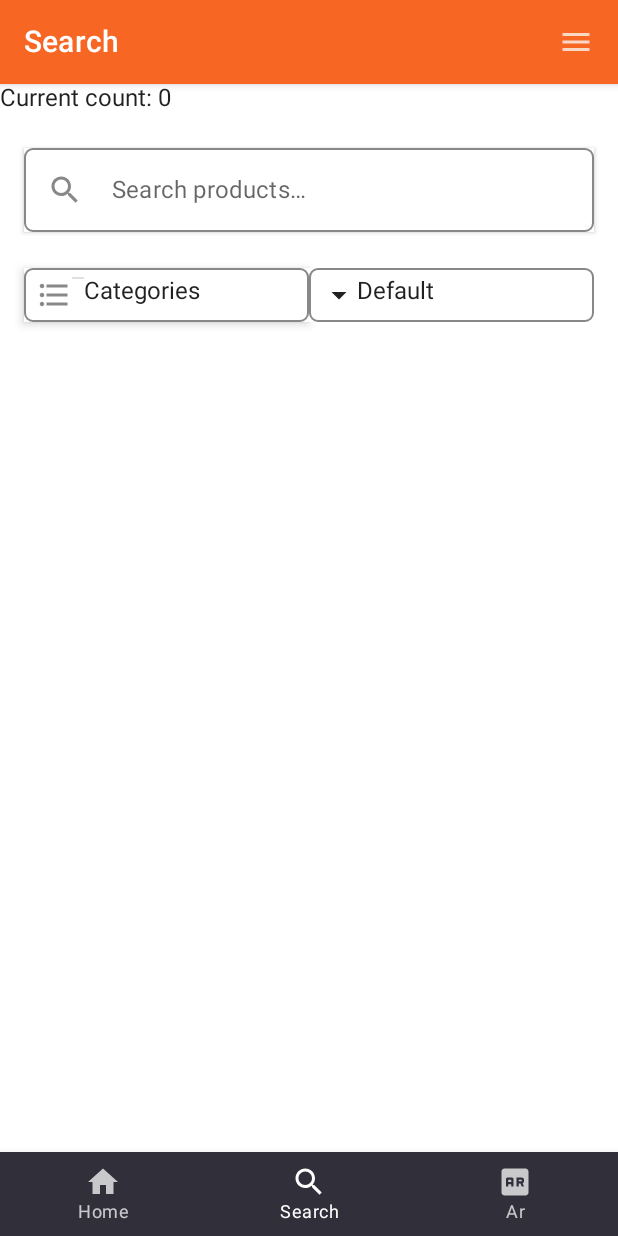
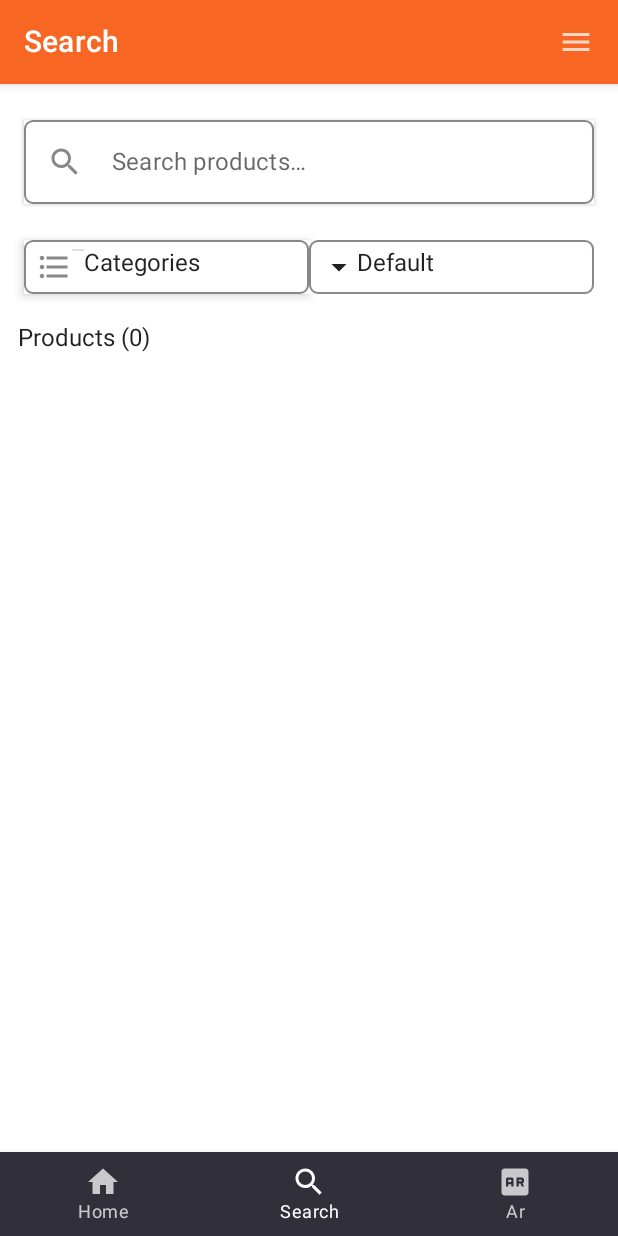
Before and after one commit to taneli1/projectar, an Android app built with Jetpack Compose: the screen it shows after launch (MainActivity), item 2 of the bottom bar chosen, on a phone screen of 412 x 824 dp. Run offline under Robolectric (Android 15) with nearby library versions, the phone set to English and light mode, and no system bars; our stand-ins replace Room's generated code, livedata-compose; libraries missing offline, so code that uses them is left out: com.google.ar.sceneform; 1 statement that could not run was skipped.

Commit message:
home stuff

```diff
--- a/app/src/main/java/com/example/projectar/data/datahandlers/product/ProductManager.kt
+++ b/app/src/main/java/com/example/projectar/data/datahandlers/product/ProductManager.kt
@@ -18,6 +18,7 @@ import com.example.projectar.data.room.queryfilters.TagFilter
  */
 interface ProductManager {
     fun getProducts(pf: TagFilter): LiveData<List<Product>>
+    fun getProductsNotLive(pf: TagFilter): List<Product>
     fun getProduct(productId: Long): LiveData<Product>
 
     fun getProductTags(productId: Long): LiveData<List<Tag>>
--- a/app/src/main/java/com/example/projectar/data/datahandlers/product/ProductManagerImpl.kt
+++ b/app/src/main/java/com/example/projectar/data/datahandlers/product/ProductManagerImpl.kt
@@ -12,6 +12,7 @@ import com.example.projectar.data.repository.interfaces.ProductRepository
 import com.example.projectar.data.room.entity.file.ImageInfo
 import com.example.projectar.data.room.entity.file.ModelInfo
 import com.example.projectar.data.room.entity.order.Order
+import com.example.projectar.data.room.entity.product.Product
 import com.example.projectar.data.room.queryfilters.TagFilter
 import kotlinx.coroutines.CoroutineScope
 import kotlinx.coroutines.Job
@@ -40,6 +41,10 @@ class ProductManagerImpl(
 
     // Product data getters
     override fun getProducts(pf: TagFilter) = productRepository.getProductsFiltered(pf)
+
+    override fun getProductsNotLive(pf: TagFilter): List<Product> =
+        productRepository.getProductsFilteredNotLive(pf)
+
     override fun getProduct(productId: Long) = productRepository.getProduct(productId)
 
     // Tag getters
--- a/app/src/main/java/com/example/projectar/data/repository/ProductRepositoryImpl.kt
+++ b/app/src/main/java/com/example/projectar/data/repository/ProductRepositoryImpl.kt
@@ -24,6 +24,9 @@ class ProductRepositoryImpl(private val database: ApplicationDatabase) : Product
             .getProductsFiltered(filter)
     }
 
+    override fun getProductsFilteredNotLive(filter: TagFilter): List<Product> =
+        database.tagDao().getProductsNotLive(filter)
+
     override fun getOrders(userId: Long): LiveData<List<Order>> =
         database.orderDao().getOrders(userId)
 
--- a/app/src/main/java/com/example/projectar/data/repository/interfaces/ProductRepository.kt
+++ b/app/src/main/java/com/example/projectar/data/repository/interfaces/ProductRepository.kt
@@ -22,6 +22,8 @@ interface ProductRepository {
     /** Get all products that match the filters */
     fun getProductsFiltered(filter: TagFilter): LiveData<List<Product>>
 
+    fun getProductsFilteredNotLive(filter: TagFilter): List<Product>
+
     fun getOrders(userId: Long): LiveData<List<Order>>
 
     // -- Insert --
--- a/app/src/main/java/com/example/projectar/data/room/dao/TagDao.kt
+++ b/app/src/main/java/com/example/projectar/data/room/dao/TagDao.kt
@@ -31,7 +31,8 @@ abstract class TagDao : BaseDao<Tag> {
 
     fun getProductsFiltered(filter: TagFilter): LiveData<List<Product>> {
         val list = filter.tags.map { it.id() }
-        val q = if (filter.searchTerm.isBlank()) "%" else "%" + filter.searchTerm.toString().trim() + "%"
+        val q = if (filter.searchTerm.isBlank()) "%" else "%" + filter.searchTerm.toString()
+            .trim() + "%"
 
         Log.d("DATABASE", "getProductsFiltered: $q")
         return when (filter.sortBy) {
@@ -59,4 +60,16 @@ abstract class TagDao : BaseDao<Tag> {
     @Transaction
     @Query("SELECT * FROM productdata AS products INNER JOIN tagLink AS links ON products.id = links.id WHERE links.tagId IN (:tags) AND title LIKE :query ORDER BY price DESC")
     abstract fun sortPriceDESC(tags: List<Long>, query: String): LiveData<List<Product>>
+
+
+    @Transaction
+    @Query("SELECT * FROM productdata AS products INNER JOIN tagLink AS links ON products.id = links.id WHERE links.tagId IN (:tags) AND title LIKE :query")
+    abstract fun getProductsFilteredNotLive(tags: List<Long>, query: String): List<Product>
+
+    fun getProductsNotLive(filter: TagFilter): List<Product> {
+        val list = filter.tags.map { it.id() }
+        val q = if (filter.searchTerm.isBlank()) "%" else "%" + filter.searchTerm.toString()
+            .trim() + "%"
+        return getProductsFilteredNotLive(list, q)
+    }
 }
--- a/app/src/main/java/com/example/projectar/ui/fragment/ComposeFragment.kt
+++ b/app/src/main/java/com/example/projectar/ui/fragment/ComposeFragment.kt
@@ -60,6 +60,7 @@ class ComposeFragment : Fragment() {
     fun SetUp(navFunction: NavFunction) {
         val viewModel: ProductViewModelImpl = viewModel(requireActivity())
         val navController = rememberNavController()
+
         NavUtils.CreateNavigator(navController, viewModel, navFunction)
 //        TestComposable.DbButtons(
 //            db = db
--- a/app/src/main/java/com/example/projectar/ui/functional/viewmodel/ProductViewModel.kt
+++ b/app/src/main/java/com/example/projectar/ui/functional/viewmodel/ProductViewModel.kt
@@ -22,9 +22,31 @@ interface ProductViewModel {
     fun getFilter(): TagFilter
 
 
+    // --- Get different lists of products  ---
+    // --- Get different lists of products  ---
+
+    /**
+     * Return a list of randomly selected products.
+     *
+     * @param generatedListId An identifier for the generated list. Method will return the
+     * same list for the provided parameter each time it is called. (for the ViewModel Instance)
+     * @param length Length of the list to generate. If list is already generated for the
+     * provided id, this does nothing. Defaults to = 4. If longer than the list of products
+     * its accessing, uses default value.
+     * @param useSingleCategory If true, returns products only from the same category.
+     * Keeps track of "used" categories. If there is an "unused" category does not create
+     * duplicate category lists until every category has been used at least once. Logic is repeated
+     * for every generated category list.
+     * @return The list of products + the categories used for this list
+     */
+    fun getRandomListOfProducts(
+        generatedListId: String,
+        length: Int? = null,
+        useSingleCategory: Boolean = false
+    ): Pair<LiveData<List<Product>>, List<ProductTag>>
+
     // --- Product data ---
     // --- Product data ---
-
 
     /** Get all data for a product except its tags */
     fun getProductData(productId: Long): LiveData<Product>
--- a/app/src/main/java/com/example/projectar/ui/functional/viewmodel/ProductViewModelImpl.kt
+++ b/app/src/main/java/com/example/projectar/ui/functional/viewmodel/ProductViewModelImpl.kt
@@ -16,6 +16,7 @@ import com.example.projectar.data.room.entity.tag.Tag
 import com.example.projectar.data.room.queryfilters.ProductFilter
 import com.example.projectar.data.room.queryfilters.TagFilter
 import com.example.projectar.data.room.utils.ProductCreator
+import com.example.projectar.data.utils.TagUtils
 import kotlinx.coroutines.Dispatchers
 import kotlinx.coroutines.launch
 
@@ -31,6 +32,12 @@ class ProductViewModelImpl(private val productManager: ProductManager) : ViewMod
     override val products: LiveData<List<Product>> = filter.switchMap {
         productManager.getProducts(it)
     }
+
+    // Generated lists of products + tags used for that list
+    private val generatedProductLists =
+        mutableMapOf<String, Pair<LiveData<List<Product>>, List<ProductTag>>>()
+
+    private var unusedTagList = TagUtils.getAllTags().toMutableList()
 
     // ---------------------- Methods ------------------------
 
@@ -52,6 +59,51 @@ class ProductViewModelImpl(private val productManager: ProductManager) : ViewMod
         return this.filter.value ?: ProductFilter()
     }
 
+    override fun getRandomListOfProducts(
+        generatedListId: String,
+        length: Int?,
+        useSingleCategory: Boolean
+    ): Pair<LiveData<List<Product>>, List<ProductTag>> {
+        if (generatedProductLists.containsKey(generatedListId)) {
+            val data = generatedProductLists[generatedListId]!!
+            if (data.first.value?.size != 0) {
+                return data
+            }
+        }
+
+        viewModelScope.launch(Dispatchers.Default) {
+            // List for the identifier not yet generated, do now in background, return null
+            val generated = mutableListOf<Product>()
+
+            val tags = if (useSingleCategory)
+                listOf(getRandomTag()) else TagUtils.getAllTags()
+
+            val filter = ProductFilter(
+                tags = tags
+            )
+            Log.d("TAG", "getRandomListOfProducts: $filter")
+            val productPool = productManager.getProductsNotLive(filter).toMutableList().also {
+                it.shuffle()
+            }
+
+            val len = if (length == null || length > productPool.size) {
+                4
+            } else length
+
+            for (i in 0 until len) {
+                generated.add(productPool[i])
+            }
+
+            Log.d("TAG", "Saved tags: $tags")
+            generatedProductLists[generatedListId] = Pair(MutableLiveData(generated), filter.tags)
+            Log.d("TAG", "Getting after: ${generatedProductLists[generatedListId]!!.second}")
+
+        }
+
+        // Return empty data while initializing
+        return Pair(MutableLiveData(listOf()), listOf())
+    }
+
     override fun getImage(imageInfo: ImageInfo): Bitmap {
         return productManager.getProductImage(imageInfo)!!
     }
@@ -70,7 +122,30 @@ class ProductViewModelImpl(private val productManager: ProductManager) : ViewMod
         productManager.placeOrder()
     }
 
+    // -------------------------- PRIVATE --------------------------
+    // -------------------------- PRIVATE --------------------------
 
+    /**
+     * Gets a random "unused" tag.
+     * @see getRandomListOfProducts - useSingleCategory
+     */
+    private fun getRandomTag(): ProductTag {
+        val tag = unusedTagList.randomOrNull()
+        Log.d("TAG", "getRandomTag: Tag $tag")
+        // Case where every tag has been used, reset the list
+        return if (tag == null) {
+            unusedTagList = TagUtils.getAllTags().toMutableList()
+            val t = unusedTagList.random()
+            unusedTagList.remove(t)
+            t
+        } else {
+            unusedTagList.remove(tag)
+            tag
+        }
+    }
+
+
+    // -------------------------- TESTING --------------------------
     // -------------------------- TESTING --------------------------
 
     fun createProducts(db: ApplicationDatabase) {
--- a/app/src/main/java/com/example/projectar/ui/screens/Home.kt
+++ b/app/src/main/java/com/example/projectar/ui/screens/Home.kt
@@ -3,14 +3,17 @@ package com.example.projectar.ui.screens
 import androidx.compose.foundation.ExperimentalFoundationApi
 import androidx.compose.foundation.ScrollState
 import androidx.compose.foundation.horizontalScroll
-import androidx.compose.foundation.layout.Row
-import androidx.compose.foundation.layout.Spacer
-import androidx.compose.foundation.layout.padding
-import androidx.compose.foundation.layout.size
+import androidx.compose.foundation.layout.*
 import androidx.compose.foundation.lazy.LazyColumn
+import androidx.compose.foundation.lazy.itemsIndexed
+import androidx.compose.material.CircularProgressIndicator
+import androidx.compose.material.Surface
 import androidx.compose.material.Text
-import androidx.compose.runtime.Composable
+import androidx.compose.runtime.*
+import androidx.compose.runtime.livedata.observeAsState
+import androidx.compose.ui.Alignment
 import androidx.compose.ui.Modifier
+import androidx.compose.ui.graphics.Color
 import androidx.compose.ui.res.stringResource
 import androidx.compose.ui.unit.dp
 import androidx.compose.ui.unit.sp
@@ -18,81 +21,145 @@ import com.example.projectar.R
 import com.example.projectar.data.appdata.tags.ProductTag
 import com.example.projectar.data.room.entity.product.Product
 import com.example.projectar.ui.components.BigItem
-import com.example.projectar.ui.components.ItemBox
 import com.example.projectar.ui.components.ItemBoxForScroll
 import com.example.projectar.ui.functional.viewmodel.ProductViewModel
+import com.example.projectar.ui.theme.Orange
+import kotlinx.coroutines.delay
+import kotlinx.coroutines.launch
 
 @OptIn(ExperimentalFoundationApi::class)
 @Composable
 fun Home(
-    products: List<Product>,
     viewModel: ProductViewModel,
-    filteredProducts: List<Product>,
-    filteredProducts1: List<Product>,
-    randomizedList: List<Product>,
-    tag: ProductTag,
-    tag1: ProductTag,
-    navigate: (productId: Long) -> Unit
+    navigate: (productId: Long) -> Unit,
+    initialing: MutableState<Boolean> = mutableStateOf(false)
 ) {
+    val scope = rememberCoroutineScope()
 
-    if (randomizedList.isNotEmpty()) {
+    val count: MutableState<List<Unit>> = remember {
+        mutableStateOf(List(12) {})
+    }
+
+    LaunchedEffect(true) {
+        scope.launch {
+            delay(1500)
+            initialing.value = false
+        }
+    }
+
     LazyColumn(Modifier.padding(bottom = 50.dp)) {
-            item() {
-                Text(
-                    modifier = Modifier.padding(20.dp),
-                    fontSize = 30.sp,
-                    text = stringResource(R.string.pics)
-                )
-                Row() {
-                    randomizedList.getOrNull(1)?.let {
-                        ItemBox(
-                            product = it,
-                            width = 0.5f,
-                            navigate = navigate,
-                            viewModel
+        item {
+            Spacer(modifier = Modifier.size(30.dp))
+        }
+        itemsIndexed(count.value) { index, _ ->
+            RandomLayout(
+                "LayoutId$index",
+                index,
+                viewModel,
+                navigate
             )
         }
 
-                    randomizedList.getOrNull(2)?.let {
-                        ItemBox(
-                            product = it,
-                            width = 1.0f,
-                            navigate = navigate,
-                            viewModel
-                        )
+        item {
+            Spacer(modifier = Modifier.size(20.dp))
         }
     }
-                Row() {
-                    randomizedList.getOrNull(3)?.let {
-                        ItemBox(
-                            product = it,
-                            width = 0.5f,
-                            navigate = navigate,
-                            viewModel
-                        )
-                    }
 
-                    randomizedList.getOrNull(4)?.let {
-                        ItemBox(
-                            product = it,
-                            width = 1.0f,
-                            navigate = navigate,
-                            viewModel
-                        )
+    /**
+     * Show a loading indicator on first load
+     */
+    if (initialing.value) {
+        Surface(
+            modifier = Modifier
+                .fillMaxWidth()
+                .fillMaxHeight(),
+            color = Color.White,
+        ) {
+            Row(
+                modifier = Modifier
+                    .fillMaxWidth()
+                    .fillMaxHeight(),
+                verticalAlignment = Alignment.CenterVertically,
+                horizontalArrangement = Arrangement.Center
+            ) {
+                CircularProgressIndicator(color = Orange)
             }
         }
     }
-            item {
-                Spacer(modifier = Modifier.size(16.dp))
-                BigItem(randomizedList[0], navigate = navigate, viewModel = viewModel)
-                Spacer(modifier = Modifier.size(16.dp))
+
 }
-            item() {
+
+@Composable
+private fun RandomLayout(
+    layoutId: String,
+    index: Int,
+    viewModel: ProductViewModel,
+    navigate: (productId: Long) -> Unit,
+) {
+    when {
+        index % 3 == 0 -> {
+            Grid(layoutId = layoutId, viewModel = viewModel, navigate = navigate)
+        }
+        index % 2 == 0 -> {
+            SingleLayout(layoutId = layoutId, viewModel = viewModel, navigate = navigate)
+        }
+        else -> {
+            HorizontalList(layoutId = layoutId, viewModel = viewModel, navigate = navigate)
+        }
+    }
+
+    Spacer(modifier = Modifier.size(20.dp))
+}
+
+/**
+ * Pass in a unique constant layoutId to have the same product list between renders
+ */
+@Composable
+private fun Grid(
+    layoutId: String, viewModel: ProductViewModel, navigate: (productId: Long) -> Unit
+) {
+    val products: List<Product> by viewModel.getRandomListOfProducts(
+        layoutId, 2
+    ).first.observeAsState(listOf())
+
+    val products2: List<Product> by viewModel.getRandomListOfProducts(
+        layoutId + "2", 2
+    ).first.observeAsState(listOf())
+
     Text(
-                    modifier = Modifier.padding(vertical = 5.dp, horizontal = 12.dp),
-                    fontSize = 20.sp,
-                    text = stringResource(id = tag.resourceStringId())
+        modifier = Modifier.padding(bottom = 10.dp, start = 14.dp, end = 14.dp),
+        fontSize = 28.sp,
+        text = stringResource(R.string.pics)
     )
+
+    Column() {
+        ProductRowWrapper(products = products, navigate = navigate, viewModel = viewModel)
+        ProductRowWrapper(products = products2, navigate = navigate, viewModel = viewModel)
+    }
+}
+
+
+@Composable
+private fun HorizontalList(
+    layoutId: String, viewModel: ProductViewModel, navigate: (productId: Long) -> Unit
+) {
+    val products: List<Product> by viewModel.getRandomListOfProducts(
+        layoutId, 6, true
+    ).first.observeAsState(listOf())
+
+    val tagUsed: ProductTag? = viewModel.getRandomListOfProducts(
+        layoutId, 6, true
+    ).second.firstOrNull()
+
+
+    if (tagUsed != null)
+        Text(
+            modifier = Modifier.padding(vertical = 5.dp, horizontal = 14.dp),
+            fontSize = 24.sp,
+            text = stringResource(id = tagUsed.resourceStringId())
+        )
+
+    if (products.isNotEmpty())
         Row(
             Modifier.horizontalScroll(
                 enabled = true,
@@ -101,30 +168,23 @@ fun Home(
                 state = ScrollState(initial = 1)
             )
         ) {
-                    for (item in filteredProducts) {
+            for (item in products) {
                 ItemBoxForScroll(product = item, viewModel, navigate = navigate)
             }
         }
 }
-            item() {
-                Text(
-                    modifier = Modifier.padding(5.dp),
-                    fontSize = 20.sp,
-                    text = stringResource(id = tag1.resourceStringId())
-                )
-                Row(
-                    Modifier.horizontalScroll(
-                        enabled = true,
-                        flingBehavior = null,
-                        reverseScrolling = false,
-                        state = ScrollState(initial = 1)
-                    )
+
+@Composable
+private fun SingleLayout(
+    layoutId: String, viewModel: ProductViewModel, navigate: (productId: Long) -> Unit
 ) {
-                    for (item in filteredProducts1) {
-                        ItemBoxForScroll(product = item, viewModel, navigate = navigate)
+    val products: List<Product> by viewModel.getRandomListOfProducts(
+        layoutId, 1
+    ).first.observeAsState(listOf())
+
+    if (products.isNotEmpty()) {
+        Spacer(modifier = Modifier.size(16.dp))
+        BigItem(products.first(), navigate = navigate)
+        Spacer(modifier = Modifier.size(16.dp))
     }
 }
-            }
-        }
-    }
-}
--- a/app/src/main/java/com/example/projectar/ui/screens/MainList.kt
+++ b/app/src/main/java/com/example/projectar/ui/screens/MainList.kt
@@ -12,8 +12,10 @@ import androidx.compose.runtime.livedata.observeAsState
 import androidx.compose.runtime.mutableStateOf
 import androidx.compose.runtime.remember
 import androidx.compose.ui.Modifier
+import androidx.compose.ui.res.stringResource
 import androidx.compose.ui.text.input.TextFieldValue
 import androidx.compose.ui.unit.dp
+import com.example.projectar.R
 import com.example.projectar.data.appdata.tags.ProductTag
 import com.example.projectar.data.room.entity.product.Product
 import com.example.projectar.data.room.queryfilters.ProductFilter
@@ -54,9 +56,9 @@ fun MainList(
     fun applyFilter(textState: String, tags: MutableList<ProductTag>, sortBy: SortBy) {
         viewModel.applyFilter(ProductFilter(textState, tags, sortBy))
     }
+
     @Composable
     fun Header() {
-        Text(text = "Current count: ${products.count()}")
         SearchView(
             state = textState,
             filter = {
@@ -90,6 +92,10 @@ fun MainList(
                 )
             }
         }
+        Text(
+            text = stringResource(id = R.string.products_matching_filter, products.count()),
+            modifier = Modifier.padding(horizontal = 12.dp, vertical = 4.dp)
+        )
     }
 
 
@@ -104,7 +110,11 @@ fun MainList(
             when (even) {
                 true -> {
                     if (isLastProduct) {
-                        ProductRowWrapper(products = listOf(products[index]), navigate = navigate, viewModel)
+                        ProductRowWrapper(
+                            products = listOf(products[index]),
+                            navigate = navigate,
+                            viewModel
+                        )
                     } else {
                         val pair = listOf(products[index], products[index + 1])
                         ProductRowWrapper(products = pair, navigate = navigate, viewModel)
@@ -119,7 +129,7 @@ fun MainList(
 }
 
 @Composable
-private fun ProductRowWrapper(
+fun ProductRowWrapper(
     products: List<Product>,
     navigate: (productId: Long) -> Unit,
     viewModel: ProductViewModel
@@ -129,7 +139,6 @@ private fun ProductRowWrapper(
             // Calculate the width percentage that the box can take
             val percentage = (100f / (products.size - index)) / 100f
             Surface(Modifier.fillMaxWidth(percentage)) {
-
                 ItemBox(product, navigate = navigate, viewModel = viewModel)
             }
         }
--- a/app/src/main/java/com/example/projectar/ui/utils/NavUtils.kt
+++ b/app/src/main/java/com/example/projectar/ui/utils/NavUtils.kt
@@ -5,6 +5,7 @@ import androidx.compose.animation.ExperimentalAnimationApi
 import androidx.compose.runtime.Composable
 import androidx.compose.runtime.getValue
 import androidx.compose.runtime.livedata.observeAsState
+import androidx.compose.runtime.mutableStateOf
 import androidx.compose.runtime.remember
 import androidx.navigation.*
 import androidx.navigation.compose.NavHost
@@ -13,7 +14,6 @@ import androidx.navigation.compose.currentBackStackEntryAsState
 import com.example.projectar.R
 import com.example.projectar.data.datahandlers.cart.Cart
 import com.example.projectar.data.room.entity.product.Product
-import com.example.projectar.data.utils.TagUtils
 import com.example.projectar.ui.components.common.CartFAB
 import com.example.projectar.ui.components.navigation.NavWrapper
 import com.example.projectar.ui.functional.viewmodel.ProductViewModel
@@ -91,29 +91,10 @@ object NavUtils {
         /**
          * Creates random lists for home view to use and show
          */
+        val initialing = remember {
+            mutableStateOf(true)
+        }
 
-        val allTags = TagUtils.getAllTags().toMutableList().shuffled()
-        val tag = remember {
-            mutableListOf(allTags[0])
-        }
-        val tag1 = remember {
-            mutableListOf(
-                allTags[1]
-            )
-        }
-        val tag2 = remember {
-            mutableListOf(
-                allTags[2]
-            )
-        }
-        val filteredProducts = viewModel.getProductsWithTags(tag).observeAsState(listOf())
-        val filteredProducts1 = viewModel.getProductsWithTags(tag1).observeAsState(listOf())
-        val filteredProducts2 = viewModel.getProductsWithTags(tag2).observeAsState(listOf())
-        /*val randomizedList =
-            viewModel.getProductsWithTags(allTags).value?.shuffled()?.toMutableList()
-                ?.filterIndexed { index, _ -> index < 4 } ?: emptyList()
-
-         */
         val listOfDestinations = topLevelDest
 
         val navBackStackEntry by navController.currentBackStackEntryAsState()
@@ -159,20 +140,17 @@ object NavUtils {
 
                 composable(Screen.Home.route) {
                     Home(
-                        productList,
-                        viewModel,
-                        filteredProducts.value,
-                        filteredProducts1.value,
-                        filteredProducts2.value,
-                        tag[0],
-                        tag1[0]
-                    ) {
-                        navController.navigate(
-                            Screen.SingleProduct.route.replace(
-                                "{$NAV_SINGLE_SCREEN_PARAM}", it.toString()
+                        viewModel = viewModel,
+                        navigate =
+                        {
+                            navController.navigate(
+                                Screen.SingleProduct.route.replace(
+                                    "{$NAV_SINGLE_SCREEN_PARAM}", it.toString()
+                                )
                             )
-                        )
-                    }
+                        },
+                        initialing
+                    )
                 }
 
                 composable(Screen.Cart.route) {
--- a/app/src/main/res/values/strings.xml
+++ b/app/src/main/res/values/strings.xml
@@ -38,4 +38,5 @@
     <string name="tag_lamp">Lamps</string>
     <string name="tag_sofa">Sofas</string>
     <string name="tag_surface">Surfaces</string>
+    <string name="products_matching_filter">Products (%s)</string>
 </resources>
```
Also changed, not shown: app/src/main/java/com/example/projectar/ui/components/BigItem.kt (+10 -8 lines), app/src/main/java/com/example/projectar/ui/components/ItemBox.kt (+8 -7 lines), app/src/main/java/com/example/projectar/ui/components/itemBoxForScroll.kt (+7 -6 lines), app/src/main/java/com/example/projectar/ui/components/product/ImageLeft.kt (+12 -6 lines), app/src/main/java/com/example/projectar/ui/utils/ColorUtils.kt (added, +17 -0 lines). Lines whose indentation alone changed are shown as unchanged.
